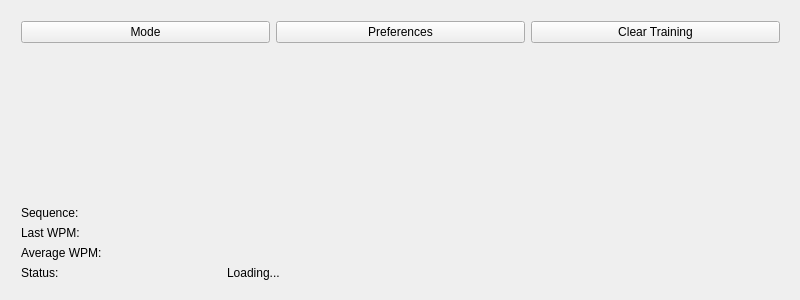
The window that MainWindow.ui (hardaker/CuteCW) describes before a commit, drawn with Qt 5.
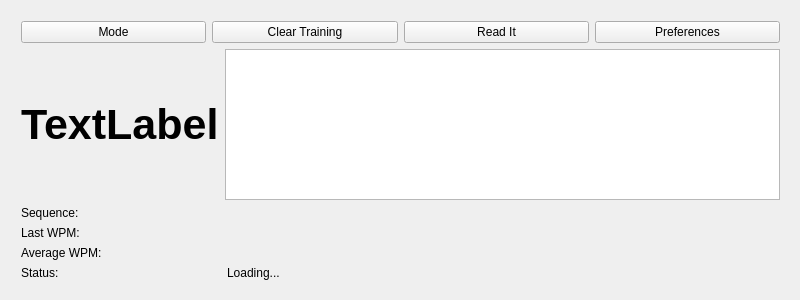
The same window after the commit.

Commit message: beginning of a read to me, a letter showing and other gui cleanups

Patch:
```diff
--- a/MainWindow.ui
+++ b/MainWindow.ui
@@ -39,19 +39,47 @@
          </property>
         </widget>
        </item>
-       <item>
-        <widget class="QPushButton" name="prefs">
-         <property name="text">
-          <string>Preferences</string>
-         </property>
-        </widget>
-       </item>
        <item>
         <widget class="QPushButton" name="clearTraining">
          <property name="text">
           <string>Clear Training</string>
          </property>
         </widget>
+       </item>
+       <item>
+        <widget class="QPushButton" name="readButton">
+         <property name="text">
+          <string>Read It</string>
+         </property>
+        </widget>
+       </item>
+       <item>
+        <widget class="QPushButton" name="prefs">
+         <property name="text">
+          <string>Preferences</string>
+         </property>
+        </widget>
+       </item>
+      </layout>
+     </item>
+     <item>
+      <layout class="QHBoxLayout" name="horizontalLayout_5">
+       <item>
+        <widget class="QLabel" name="letter">
+         <property name="font">
+          <font>
+           <pointsize>32</pointsize>
+           <weight>75</weight>
+           <bold>true</bold>
+          </font>
+         </property>
+         <property name="text">
+          <string>TextLabel</string>
+         </property>
+        </widget>
+       </item>
+       <item>
+        <widget class="QTextEdit" name="wordbox"/>
        </item>
       </layout>
      </item>
```
The commit also changes 3 other files.
